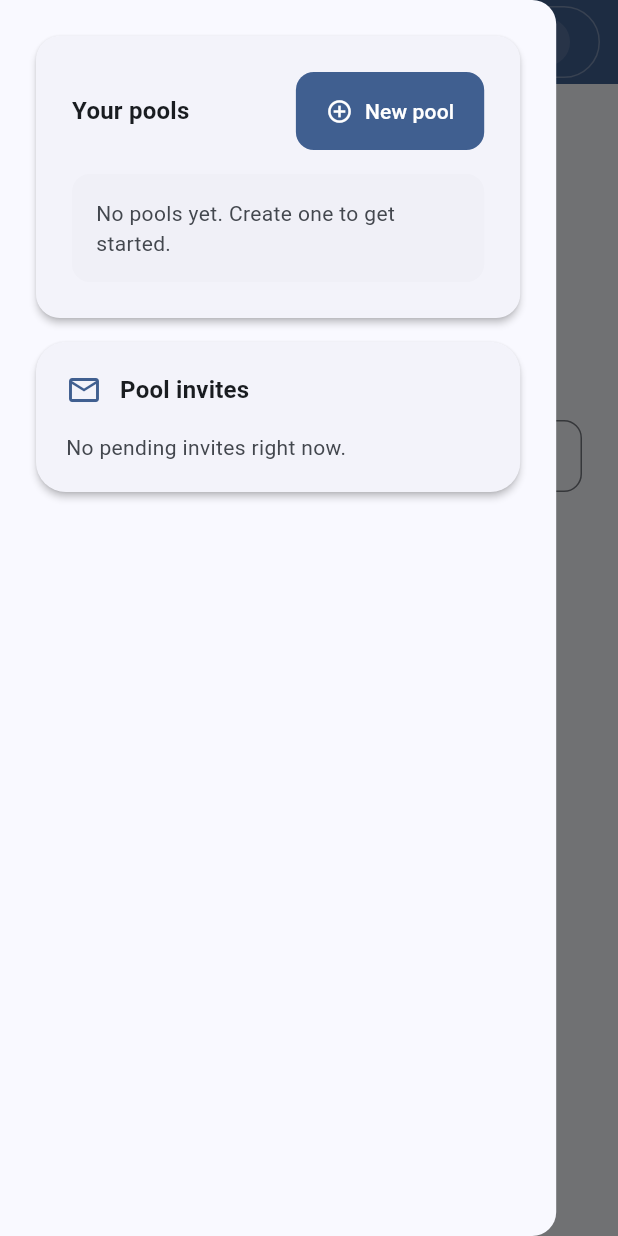
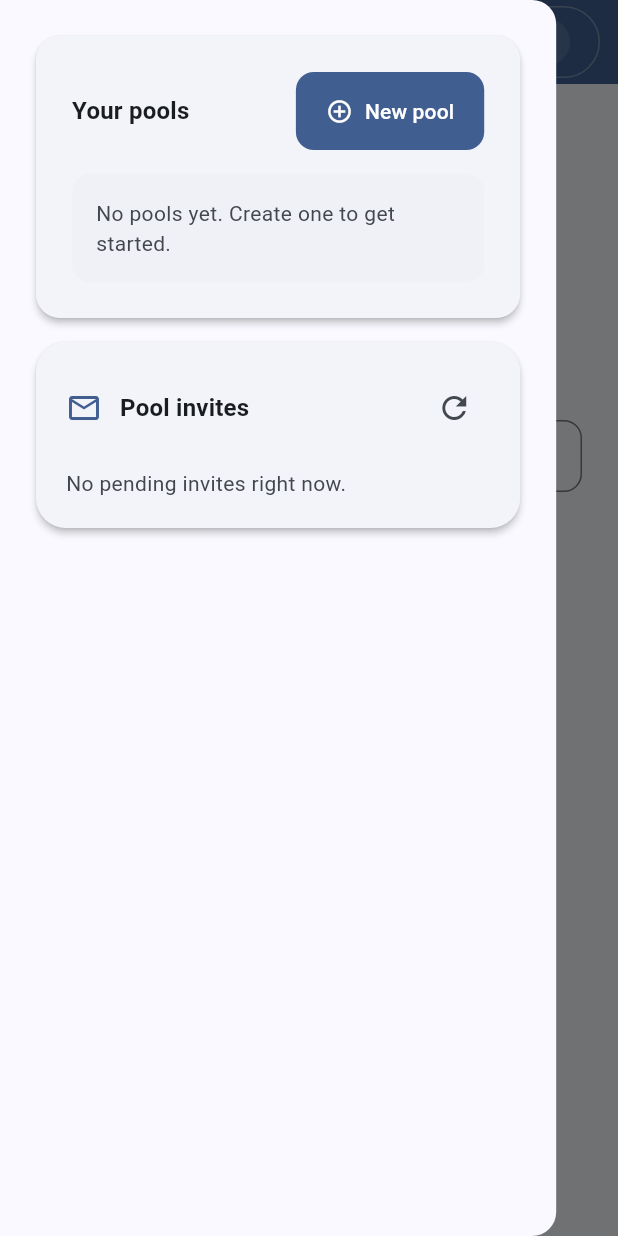
Before and after one commit to jjjacobsen/survivor-pool, a Flutter app: the HomePage screen opened directly with empty values, with the side drawer open, on a phone screen of 412 x 824 dp. Run offline on Flutter 3.47's test engine with Material 3 defaults, Android fonts, the phone set to English and light mode, and no system bars; network calls fail.

Commit message:
Add refresh button to pool for invites

```diff
--- a/frontend/survivor_pool/lib/features/pools/presentation/home_page.dart
+++ b/frontend/survivor_pool/lib/features/pools/presentation/home_page.dart
@@ -1509,6 +1509,12 @@ class _HomePageState extends State<HomePage> {
                   ),
                 ),
                 const Spacer(),
+                IconButton(
+                  onPressed: _isLoadingInvites ? null : () => _loadInvites(),
+                  icon: const Icon(Icons.refresh),
+                  tooltip: 'Reload invites',
+                ),
+                if (_isLoadingInvites) const SizedBox(width: 4),
                 if (_isLoadingInvites)
                   const SizedBox(
                     width: 18,
```
